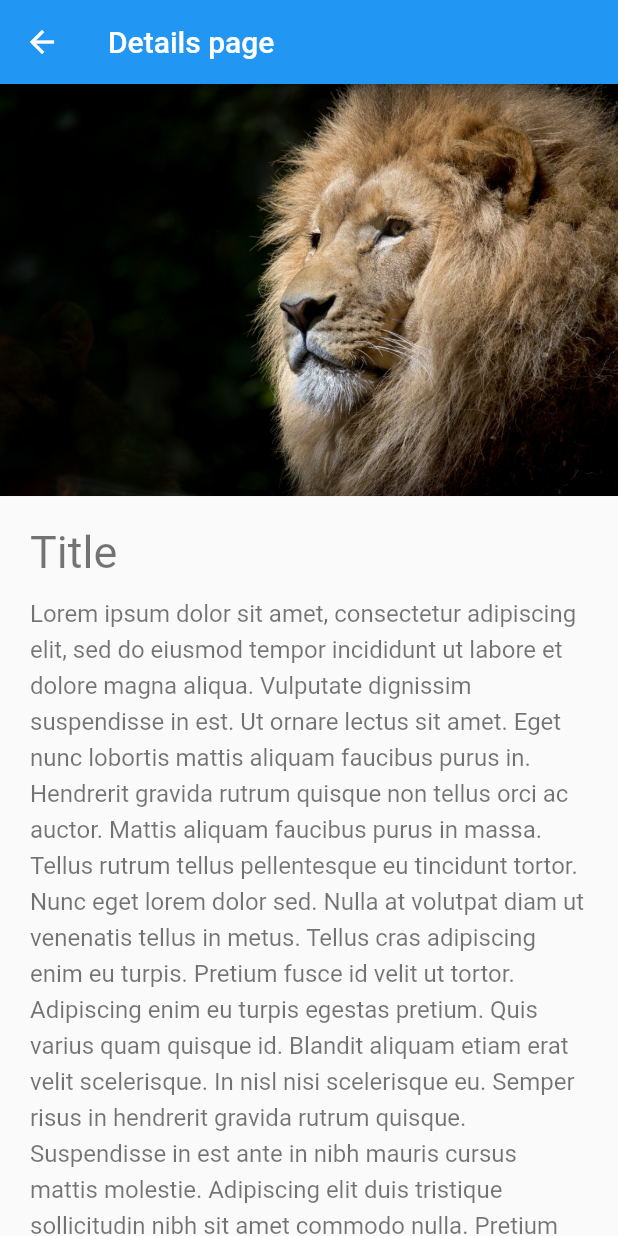
After one commit to HelloChunWei/app_store_transition, a Flutter app: the ProductDetailScreen2023 screen opened directly, on a phone screen of 412 x 824 dp. The commit adds this screen. Run offline on Flutter 3.47's test engine with Material 2 defaults, Android fonts, the phone set to English and light mode, and no system bars.

Commit message:
remake app store transition with OpenContainer

```diff
--- /dev/null
+++ b/lib/screen/product_detail_2023.dart
@@ -0,0 +1,104 @@
+import 'package:flutter/material.dart';
+
+class ProductDetailScreen2023 extends StatelessWidget {
+
+  String _text =
+      'Lorem ipsum dolor sit amet, consectetur adipiscing elit, sed do eiusmod '
+      'tempor incididunt ut labore et dolore magna aliqua. Vulputate dignissim '
+      'suspendisse in est. Ut ornare lectus sit amet. Eget nunc lobortis mattis '
+      'aliquam faucibus purus in. Hendrerit gravida rutrum quisque non tellus '
+      'orci ac auctor. Mattis aliquam faucibus purus in massa. Tellus rutrum '
+      'tellus pellentesque eu tincidunt tortor. Nunc eget lorem dolor sed. Nulla '
+      'at volutpat diam ut venenatis tellus in metus. Tellus cras adipiscing enim '
+      'eu turpis. Pretium fusce id velit ut tortor. Adipiscing enim eu turpis '
+      'egestas pretium. Quis varius quam quisque id. Blandit aliquam etiam erat '
+      'velit scelerisque. In nisl nisi scelerisque eu. Semper risus in hendrerit '
+      'gravida rutrum quisque. Suspendisse in est ante in nibh mauris cursus '
+      'mattis molestie. Adipiscing elit duis tristique sollicitudin nibh sit '
+      'amet commodo nulla. Pretium viverra suspendisse potenti nullam ac tortor '
+      'vitae.\n'
+      'velit scelerisque. In nisl nisi scelerisque eu. Semper risus in hendrerit '
+      'egestas pretium. quis varius quam quisque id. blandit aliquam etiam erat '
+      'gravida rutrum quisque. suspendisse in est ante in nibh mauris cursus '
+      'mattis molestie. adipiscing elit duis tristique sollicitudin nibh sit '
+      'amet commodo nulla. pretium viverra suspendisse potenti nullam ac tortor '
+      'vitae.\n'
+      'amet commodo nulla. Pretium viverra suspendisse potenti nullam ac tortor '
+      'vitae.\n'
+      'velit scelerisque. In nisl nisi scelerisque eu. Semper risus in hendrerit '
+      'egestas pretium. quis varius quam quisque id. blandit aliquam etiam erat '
+      'gravida rutrum quisque. suspendisse in est ante in nibh mauris cursus '
+      'mattis molestie. adipiscing elit duis tristique sollicitudin nibh sit '
+      'amet commodo nulla. pretium viverra suspendisse potenti nullam ac tortor '
+      'vitae.\n'
+      'tempor incididunt ut labore et dolore magna aliqua. Vulputate dignissim '
+      'suspendisse in est. Ut ornare lectus sit amet. Eget nunc lobortis mattis '
+      'aliquam faucibus purus in. Hendrerit gravida rutrum quisque non tellus '
+      'orci ac auctor. Mattis aliquam faucibus purus in massa. Tellus rutrum '
+      'tellus pellentesque eu tincidunt tortor. Nunc eget lorem dolor sed. Nulla '
+      'at volutpat diam ut venenatis tellus in metus. Tellus cras adipiscing enim '
+      'eu turpis. Pretium fusce id velit ut tortor. Adipiscing enim eu turpis '
+      'egestas pretium. Quis varius quam quisque id. Blandit aliquam etiam erat '
+      'velit scelerisque. In nisl nisi scelerisque eu. Semper risus in hendrerit '
+      'gravida rutrum quisque. Suspendisse in est ante in nibh mauris cursus '
+      'mattis molestie. Adipiscing elit duis tristique sollicitudin nibh sit '
+      'amet commodo nulla. Pretium viverra suspendisse potenti nullam ac tortor '
+      'vitae.\n'
+      'velit scelerisque. In nisl nisi scelerisque eu. Semper risus in hendrerit '
+      'egestas pretium. quis varius quam quisque id. blandit aliquam etiam erat '
+      'gravida rutrum quisque. suspendisse in est ante in nibh mauris cursus '
+      'mattis molestie. adipiscing elit duis tristique sollicitudin nibh sit '
+      'amet commodo nulla. pretium viverra suspendisse potenti nullam ac tortor '
+      'vitae.\n'
+      'amet commodo nulla. Pretium viverra suspendisse potenti nullam ac tortor '
+      'vitae.\n'
+      'velit scelerisque. In nisl nisi scelerisque eu. Semper risus in hendrerit '
+      'egestas pretium. quis varius quam quisque id. blandit aliquam etiam erat '
+      'gravida rutrum quisque. suspendisse in est ante in nibh mauris cursus '
+      'mattis molestie. adipiscing elit duis tristique sollicitudin nibh sit '
+      'amet commodo nulla. pretium viverra suspendisse potenti nullam ac tortor '
+      'vitae.\n';
+
+  @override
+  Widget build(BuildContext context) {
+    return Scaffold(
+      appBar: AppBar(
+        title: const Text('Details page'),
+      ),
+      body: ListView(
+        children: <Widget>[
+          Container(
+            color: Colors.black38,
+            child: Image.asset(
+              'assets/img/image1.jpg',
+            ),
+          ),
+          Padding(
+            padding: const EdgeInsets.all(20.0),
+            child: Column(
+              crossAxisAlignment: CrossAxisAlignment.start,
+              children: <Widget>[
+                Text(
+                  'Title',
+                  style: Theme.of(context).textTheme.headlineSmall!.copyWith(
+                        color: Colors.black54,
+                        fontSize: 30.0,
+                      ),
+                ),
+                const SizedBox(height: 10),
+                Text(
+                  _text,
+                  style: Theme.of(context).textTheme.bodyMedium!.copyWith(
+                        color: Colors.black54,
+                        height: 1.5,
+                        fontSize: 16.0,
+                      ),
+                ),
+              ],
+            ),
+          ),
+        ],
+      ),
+    );
+  }
+}
--- a/lib/widgets/product_item.dart
+++ b/lib/widgets/product_item.dart
@@ -1,6 +1,8 @@
 import 'package:app_store_transition/models/product.dart';
 import 'package:flutter/material.dart';
+import 'package:animations/animations.dart';
 import '../screen/product_detail_screen.dart';
+import '../screen//product_detail_2023.dart';
 
 class ProductItem extends StatefulWidget {
   final Product product;
@@ -11,6 +13,24 @@ class ProductItem extends StatefulWidget {
 
 class _ProductItemState extends State<ProductItem> {
   @override
+  // we can use [OpenContainer] to replace [Hero] widget at 2023.
+  Widget build(BuildContext context) {
+    return OpenContainer<bool>(
+      transitionType: ContainerTransitionType.fade,
+      openBuilder: (BuildContext context, VoidCallback _) {
+        return ProductDetailScreen2023();
+      },
+      // tappable: false,
+      closedBuilder: (BuildContext _, VoidCallback openContainer) {
+        return ClipRRect(
+          borderRadius: BorderRadius.circular(10),
+          child: Image.asset(widget.product.image, fit: BoxFit.cover),
+        );
+      },
+    );
+  }
+
+  /*
   Widget build(BuildContext context) {
     return GestureDetector(
       onTap: () {
@@ -66,4 +86,5 @@ class _ProductItemState extends State<ProductItem> {
       ),
     );
   }
+  */
 }
--- a/pubspec.yaml
+++ b/pubspec.yaml
@@ -27,6 +27,7 @@ dependencies:
   # The following adds the Cupertino Icons font to your application.
   # Use with the CupertinoIcons class for iOS style icons.
   cupertino_icons: ^1.0.6
+  animations: ^2.0.8
 
 dev_dependencies:
   flutter_test:
```
Also changed, not shown: pubspec.lock.
